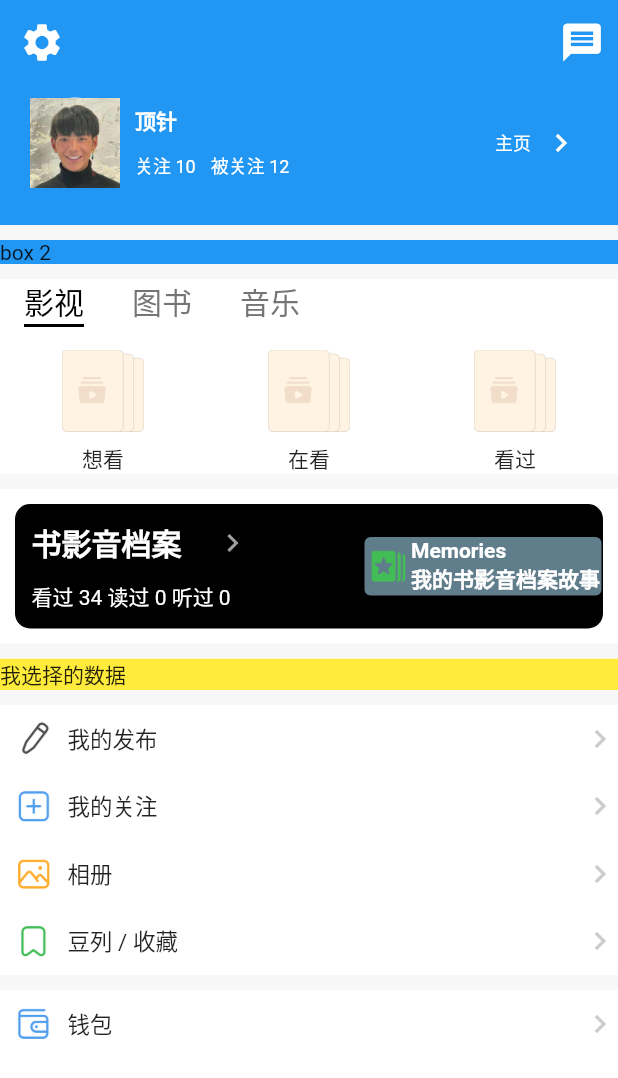
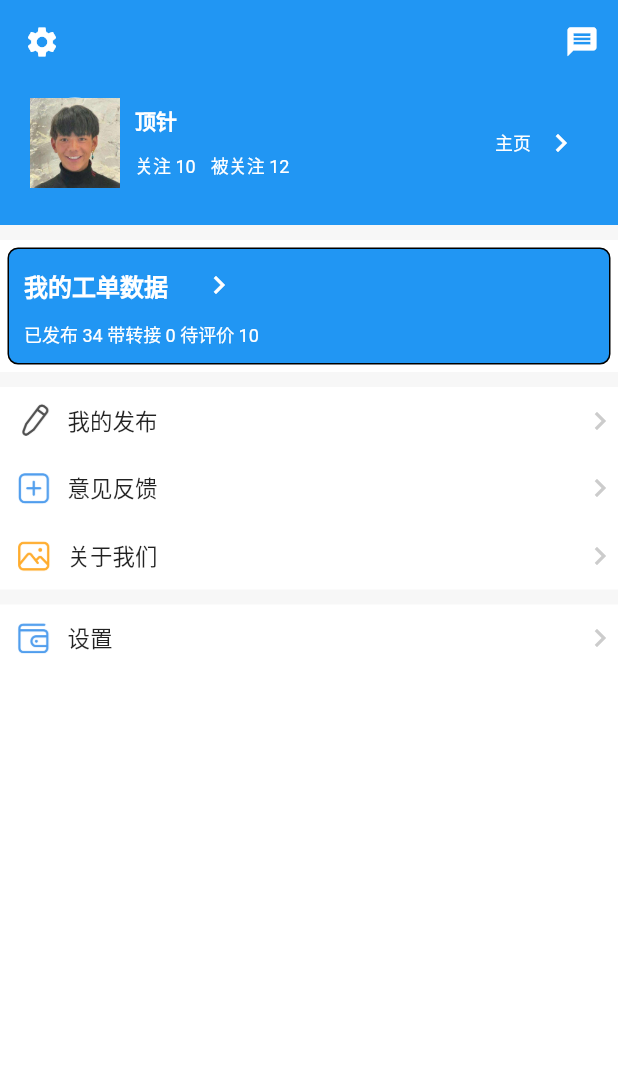
Before and after one commit to HFUTwaibaoxiaodui/front_end, a Flutter app: the screen it shows after launch, after a tap on the "settings" icon, on a phone screen of 412 x 824 dp. Shown: the top 1078 px of the screen. Run offline on Flutter 3.47's test engine with Material 2 defaults, Android fonts, the light colour scheme and no system bars.

Commit message:
3-15-11：40

```diff
--- a/lib/personal/personal.dart
+++ b/lib/personal/personal.dart
@@ -1,5 +1,4 @@
 import 'package:flutter/material.dart';
-
 import '../constant/constant.dart';
 
 class PersonCenterPage extends StatelessWidget{
@@ -21,30 +20,16 @@ class PersonCenterPage extends StatelessWidget{
             child: CustomScrollView(
                 slivers: <Widget>[
                   _divider(),
-                  SliverToBoxAdapter(
-                    child: Container(
-                      color: Colors.blue,
-                      child: Text('box 2'),
-                    ),
-                  ),
-                  _divider(),
-                  SliverToBoxAdapter(
-                    child: Container(
-                      child: VideoBookMusicBookWidget(),
-                    ),
-                  ),
-                  _divider(),
+
                   Records(),
 
                   _divider(),
-                  _dataSelect(),
+                  _personItem('ic_me_journal.png', '我的发布'),
+                  _personItem('ic_me_follows.png', '意见反馈'),
+                  _personItem('ic_me_photo_album.png', '关于我们'),
+                  // _personItem('ic_me_doulist.png', '豆列 / 收藏'),
                   _divider(),
-                  _personItem('ic_me_journal.png', '我的发布'),
-                  _personItem('ic_me_follows.png', '我的关注'),
-                  _personItem('ic_me_photo_album.png', '相册'),
-                  _personItem('ic_me_doulist.png', '豆列 / 收藏'),
-                  _divider(),
-                  _personItem('ic_me_wallet.png', '钱包'),
+                  _personItem('ic_me_wallet.png', '设置'),
                 ]
             ),
           ),
@@ -61,9 +46,6 @@ class PersonCenterPage extends StatelessWidget{
       ),
     );
   }
-  _dataSelect(){
-    return UseNetDataWidget();
-  }
 }
 
 class Records extends StatelessWidget{
@@ -74,13 +56,13 @@ class Records extends StatelessWidget{
       child: Container(
         decoration: BoxDecoration(
           //背景
-          color: Colors.black,
+          color: Colors.blue,
           //设置四周圆角 角度
-          borderRadius: BorderRadius.all(Radius.circular(10.0)),
+          borderRadius: BorderRadius.all(Radius.circular(7.0)),
           //设置四周边框
           border: Border.all(width: 1, color: Colors.black),
         ),
-        margin: EdgeInsets.all(10.0),
+        margin: EdgeInsets.all(5.0),
         child: Row(
             children: <Widget>[
               Expanded(
@@ -92,63 +74,63 @@ class Records extends StatelessWidget{
                         Container(
                           padding: EdgeInsets.all(10.0),
                           child:Text(
-                            '书影音档案',
-                            style: TextStyle(color: Colors.white,fontWeight:FontWeight.bold,fontSize: 20),
+                            '我的工单数据',
+                            style: TextStyle(color: Colors.white,fontWeight:FontWeight.bold,fontSize: 16),
                           ),
                         ),
-                        IconButton(icon: Icon(Icons.chevron_right,color: Colors.grey,), onPressed: (){
-                          print('书影音档案');
+                        IconButton(icon: Icon(Icons.chevron_right,color: Colors.white,), onPressed: (){
+                          print('工单数据');
                         }),
                       ],
                     ),
                     Container(
                       padding: EdgeInsets.only(left:10,right:10,bottom: 10),
                       child:Text(
-                        '看过 34 读过 0 听过 0',
-                        style: TextStyle(color: Colors.white,),
+                        '已发布 34 带转接 0 待评价 10',
+                        style: TextStyle(color: Colors.white,fontSize: 12),
                       ),
                     ),
                   ],
                 ),
               ),
-              Container(
-                child: Container(
-                  decoration: BoxDecoration(
-                    color: Colors.blueGrey,
-                    borderRadius: BorderRadius.all(Radius.circular(4.0)),
-                    border: Border.all(width: 1, color: Colors.transparent),
-                  ),
-                  child: Row(
-                    children: <Widget>[
-                      Image.asset(
-                        Constant.ASSETS_IMG + 'ic_tab_subject_active.png',
-                        width: 30,
-                        height: 30,
-                      ),
-                      Column(
-                        crossAxisAlignment: CrossAxisAlignment.start,
-                        children: <Widget>[
-                          Text(
-                            'Memories',
-                            style: TextStyle(color: Colors.white,fontWeight:FontWeight.bold),
-                          ),
-                          Text(
-                            '我的书影音档案故事',
-                            style: TextStyle(color: Colors.white,fontWeight:FontWeight.bold),
-                          )
-                        ],
-                      ),
-                    ],
-                  ),
-                ),
-              ),
+              // Container(
+              //   child: Container(
+              //     decoration: BoxDecoration(
+              //       color: Colors.blueGrey,
+              //       borderRadius: BorderRadius.all(Radius.circular(4.0)),
+              //       border: Border.all(width: 1, color: Colors.transparent),
+              //     ),
+              //     child: Row(
+              //       children: <Widget>[
+              //         // Image.asset(
+              //         //   Constant.ASSETS_IMG + 'ic_tab_subject_active.png',
+              //         //   width: 30,
+              //         //   height: 30,
+              //         // ),
+              //         Column(
+              //           crossAxisAlignment: CrossAxisAlignment.start,
+              //           children: <Widget>[
+              //             Text(
+              //               'Memories',
+              //               style: TextStyle(color: Colors.white,fontWeight:FontWeight.bold),
+              //             ),
+              //             Text(
+              //               '我的书影音档案故事',
+              //               style: TextStyle(color: Colors.white,fontWeight:FontWeight.bold),
+              //             )
+              //           ],
+              //         ),
+              //       ],
+              //     ),
+              //   ),
+              // ),
             ]
         ),
       ),
     );
   }
+}
 
-}
 SliverToBoxAdapter _personItem(String imgAsset, String title, {VoidCallback onTab}){
   return SliverToBoxAdapter(
       child: GestureDetector(
@@ -183,25 +165,25 @@ _rightArrow() {
   );
 }
 ///这个用来改变书影音数据来自网络还是本地模拟
-class UseNetDataWidget extends StatefulWidget{
-  @override
-  _UseNetDataWidgetState createState()=>_UseNetDataWidgetState();
-}
-class _UseNetDataWidgetState extends State<UseNetDataWidget> {
-  bool mSelectNetData = false;
-  @override
-  Widget build(BuildContext context) {
-
-    return SliverToBoxAdapter(
-        child: Container(
-          color: Colors.yellow,
-          child: Text(
-              '我选择的数据'
-          ),
-        )
-    );
-  }
-}
+// class UseNetDataWidget extends StatefulWidget{
+//   @override
+//   _UseNetDataWidgetState createState()=>_UseNetDataWidgetState();
+// }
+// class _UseNetDataWidgetState extends State<UseNetDataWidget> {
+//   bool mSelectNetData = false;
+//   @override
+//   Widget build(BuildContext context) {
+//
+//     return SliverToBoxAdapter(
+//         child: Container(
+//           color: Colors.yellow,
+//           child: Text(
+//               '我选择的数据'
+//           ),
+//         )
+//     );
+//   }
+// }
 class PersonSliverAppBar extends StatelessWidget{
   @override
   Widget build(BuildContext context) {
@@ -213,11 +195,11 @@ class PersonSliverAppBar extends StatelessWidget{
       // 是否固定在顶部
       pinned: true,
       expandedHeight: 150.0,
-      leading: IconButton(iconSize: 30, icon: Icon(Icons.settings), onPressed: (){
+      leading: IconButton(iconSize: 24, icon: Icon(Icons.settings), onPressed: (){
         print('设置');
       }),
       actions: <Widget>[
-        IconButton(iconSize: 30, icon: Icon(Icons.message), onPressed: (){
+        IconButton(iconSize: 23, icon: Icon(Icons.message), onPressed: (){
           print('查看消息');
         })
       ],
@@ -307,7 +289,7 @@ class PersonInfo extends StatelessWidget {
                   ),
                   alignment: AlignmentDirectional.centerStart,
                   onPressed: () {
-                    print('主页');
+                    Navigator.push(context, MaterialPageRoute(builder: (context)=>PersonInfo()));
                   })
             ],
           ),
@@ -316,130 +298,130 @@ class PersonInfo extends StatelessWidget {
     );
   }
 }
-class VideoBookMusicBookWidget  extends StatefulWidget{
-  @override
-  State<StatefulWidget> createState() {
+// class VideoBookMusicBookWidget  extends StatefulWidget{
+//   @override
+//   State<StatefulWidget> createState() {
+//
+//     return _VideoBookMusicBookWidgetState();
+//   }
+//
+// }
+// TabController _tabController;
+// final List<String> tabTxt = ['影视', '图书', '音乐'];
+// class TabBarWidget extends StatefulWidget{
+//   @override
+//   State<StatefulWidget> createState() {
+//     return _TabBarWidgetState();
+//   }
 
-    return _VideoBookMusicBookWidgetState();
-  }
 
-}
-TabController _tabController;
-final List<String> tabTxt = ['影视', '图书', '音乐'];
-class TabBarWidget extends StatefulWidget{
-  @override
-  State<StatefulWidget> createState() {
-    return _TabBarWidgetState();
-  }
-
-}
-class _TabBarWidgetState extends State<TabBarWidget>{
-  Color selectColor, unselectedColor;
-  TextStyle selectStyle, unselectedStyle;
-  List<Widget> tabWidgets;
-
-  @override
-  void initState(){
-    super.initState();
-    selectColor = Colors.black;
-    unselectedColor = Color.fromARGB(255, 117, 117, 117);
-    selectStyle = TextStyle(fontSize: 18, color: selectColor);
-    unselectedStyle = TextStyle(fontSize: 18, color: selectColor);
-    tabWidgets = tabTxt.map((item) =>
-        Text(
-          item,
-          style: TextStyle(fontSize: 20),
-        )
-    ).toList();
-  }
-
-  @override
-  void dispose(){
-    super.dispose();
-    if (_tabController != null ) {
-      _tabController.dispose();
-    }
-  }
-
-  @override
-  Widget build(BuildContext context) {
-    return TabBar(
-      tabs: tabWidgets,
-      isScrollable: true,
-      indicatorColor: selectColor,
-      labelColor: selectColor,
-      labelStyle: selectStyle,
-      unselectedLabelColor: unselectedColor,
-      unselectedLabelStyle: unselectedStyle,
-      indicatorSize: TabBarIndicatorSize.label,
-      controller: _tabController,
-    );
-  }
-
-}
-class _VideoBookMusicBookWidgetState extends State<VideoBookMusicBookWidget>
-    with SingleTickerProviderStateMixin{
-
-  @override
-  void initState() {
-    super.initState();
-    _tabController = TabController(length: tabTxt.length, vsync: this);
-  }
-  @override
-  Widget build(BuildContext context) {
-
-    return Container(
-      height: 130.0,
-      child: DefaultTabController(
-        length: tabTxt.length,
-        child: Column(
-            children: <Widget>[
-              Align(
-                child: TabBarWidget(),
-                alignment: Alignment.centerLeft,
-              ),
-              _tabView()
-            ]
-        ),
-      ),
-    );
-  }
-  Widget _tabView(){
-    return Expanded(
-      child: TabBarView(
-        children: [
-          _tabBarItem('bg_videos_stack_default.png'),
-          _tabBarItem('bg_books_stack_default.png'),
-          _tabBarItem('bg_music_stack_default.png'),
-        ],
-        controller: _tabController,
-      ),
-    );
-  }
-  _tabBarItem(String img){
-    return Row(
-      mainAxisAlignment: MainAxisAlignment.spaceAround,
-      children: <Widget>[
-        getTabViewItem(img, '想看'),
-        getTabViewItem(img, '在看'),
-        getTabViewItem(img, '看过'),
-      ],
-    );
-  }
-  Widget getTabViewItem(String img, String txt){
-    return Column(
-      children: <Widget>[
-        Expanded(
-          child: Padding(
-            padding: EdgeInsets.only(top: 15.0, bottom: 7.0),
-            child: Image.asset(
-              Constant.ASSETS_IMG + img,
-              fit: BoxFit.contain,
-            ),
-          ),
-        ),
-        Text(txt),
-      ],
-    );
-  }
-}
+// class _TabBarWidgetState extends State<TabBarWidget>{
+//   Color selectColor, unselectedColor;
+//   TextStyle selectStyle, unselectedStyle;
+//   List<Widget> tabWidgets;
+//
+//   @override
+//   void initState(){
+//     super.initState();
+//     selectColor = Colors.black;
+//     unselectedColor = Color.fromARGB(255, 117, 117, 117);
+//     selectStyle = TextStyle(fontSize: 18, color: selectColor);
+//     unselectedStyle = TextStyle(fontSize: 18, color: selectColor);
+//     tabWidgets = tabTxt.map((item) =>
+//         Text(
+//           item,
+//           style: TextStyle(fontSize: 20),
+//         )
+//     ).toList();
+//   }
+//
+//   @override
+//   void dispose(){
+//     super.dispose();
+//     if (_tabController != null ) {
+//       _tabController.dispose();
+//     }
+//   }
+//
+//   @override
+//   Widget build(BuildContext context) {
+//     return TabBar(
+//       tabs: tabWidgets,
+//       isScrollable: true,
+//       indicatorColor: selectColor,
+//       labelColor: selectColor,
+//       labelStyle: selectStyle,
+//       unselectedLabelColor: unselectedColor,
+//       unselectedLabelStyle: unselectedStyle,
+//       indicatorSize: TabBarIndicatorSize.label,
+//       controller: _tabController,
+//     );
+//   }
+//
+// }
+// class _VideoBookMusicBookWidgetState extends State<VideoBookMusicBookWidget>
+//     with SingleTickerProviderStateMixin{
+//
+//   @override
+//   void initState() {
+//     super.initState();
+//     _tabController = TabController(length: tabTxt.length, vsync: this);
+//   }
+//   @override
+//   Widget build(BuildContext context) {
+//
+//     return Container(
+//       height: 130.0,
+//       child: DefaultTabController(
+//         length: tabTxt.length,
+//         child: Column(
+//             children: <Widget>[
+//               Align(
+//                 // child: TabBarWidget(),
+//                 alignment: Alignment.centerLeft,
+//               ),
+//               _tabView()
+//             ]
+//         ),
+//       ),
+//     );
+//   }
+//   Widget _tabView(){
+//     return Expanded(
+//       child: TabBarView(
+//         children: [
+//           _tabBarItem('bg_videos_stack_default.png'),
+//           _tabBarItem('bg_books_stack_default.png'),
+//           _tabBarItem('bg_music_stack_default.png'),
+//         ],
+//         controller: _tabController,
+//       ),
+//     );
+//   }
+//   _tabBarItem(String img){
+//     return Row(
+//       mainAxisAlignment: MainAxisAlignment.spaceAround,
+//       children: <Widget>[
+//         getTabViewItem(img, '想看'),
+//         getTabViewItem(img, '在看'),
+//         getTabViewItem(img, '看过'),
+//       ],
+//     );
+//   }
+//   Widget getTabViewItem(String img, String txt){
+//     return Column(
+//       children: <Widget>[
+//         Expanded(
+//           child: Padding(
+//             padding: EdgeInsets.only(top: 15.0, bottom: 7.0),
+//             child: Image.asset(
+//               Constant.ASSETS_IMG + img,
+//               fit: BoxFit.contain,
+//             ),
+//           ),
+//         ),
+//         Text(txt),
+//       ],
+//     );
+//   }
+// }
```
Also changed, not shown: lib/personal/personinfo.dart (added, +292 -0 lines), 1 other file.
